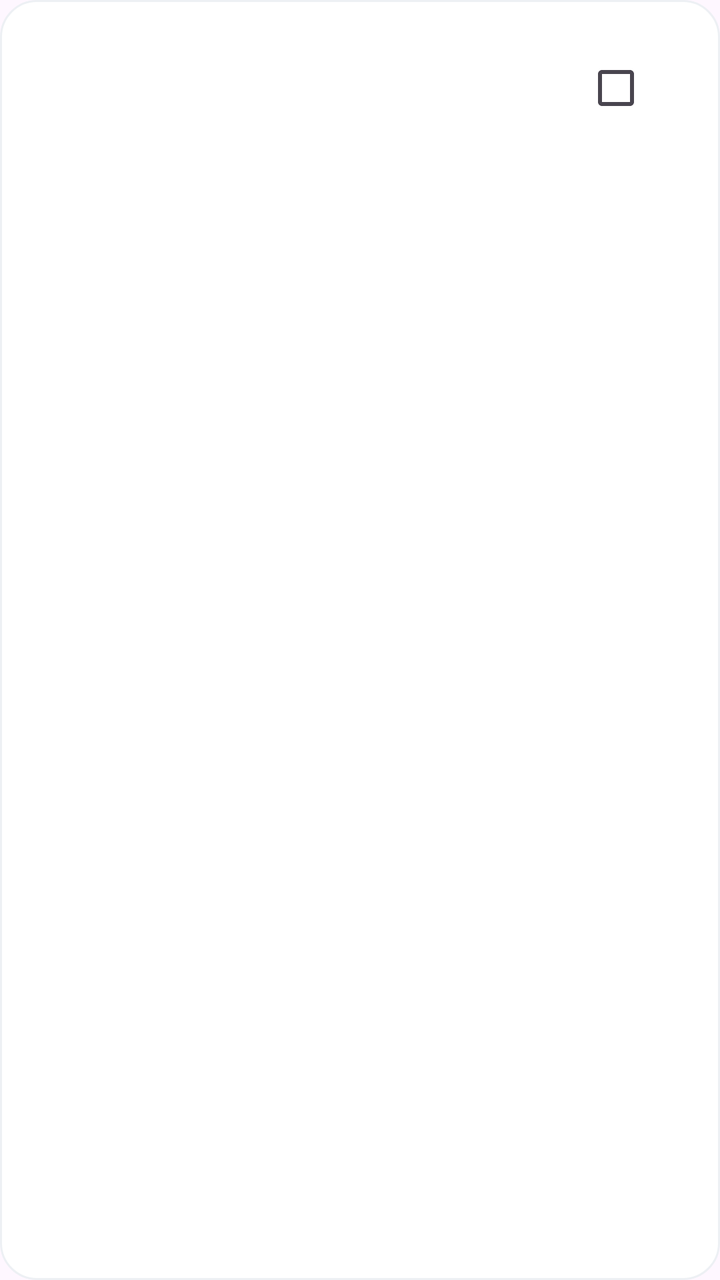
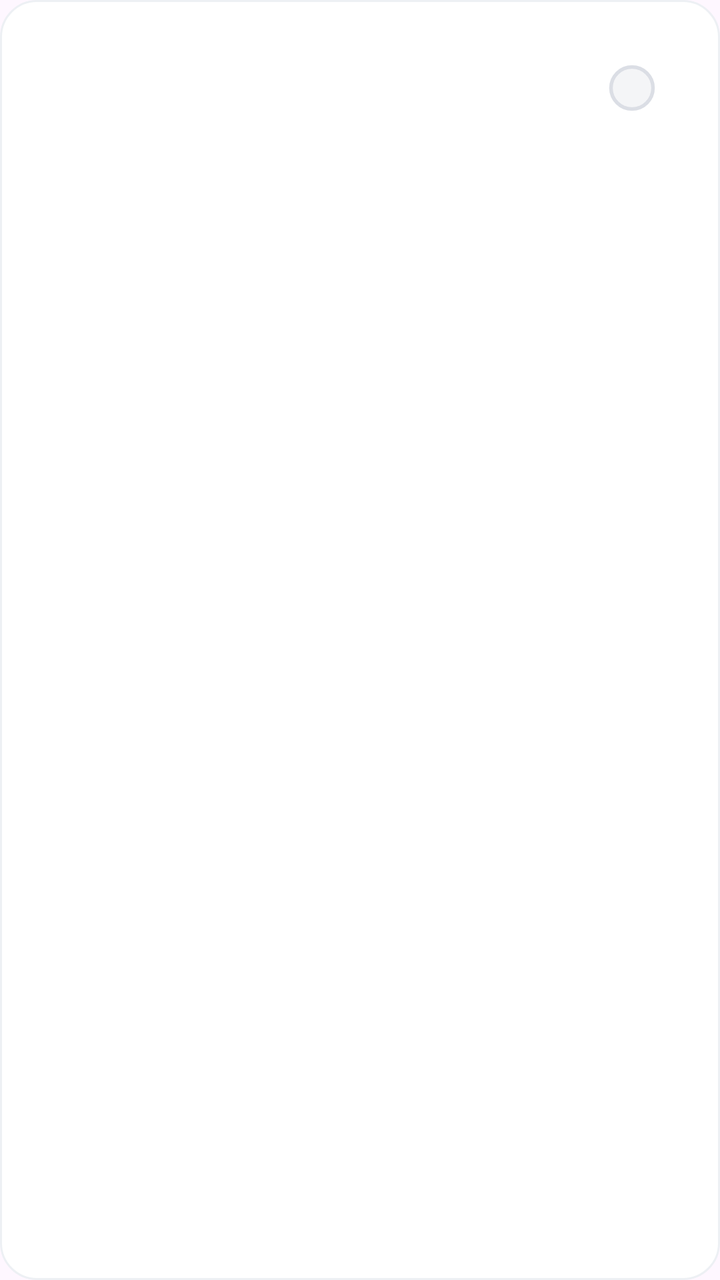

Before-and-after screenshots of an Android layout around one commit, followed by the original layout XML and the change that was made.
<!-- AndroidManifest.xml: application theme Theme.HelloWord -->
<!-- res/layout/item_cet4_word.xml -->
<?xml version="1.0" encoding="utf-8"?>
<LinearLayout xmlns:android="http://schemas.android.com/apk/res/android"
    android:layout_width="match_parent"
    android:layout_height="wrap_content"
    android:layout_marginBottom="12dp"
    android:background="@drawable/vh_card"
    android:orientation="vertical"
    android:padding="20dp">
    <LinearLayout
        android:layout_width="match_parent"
        android:layout_height="wrap_content"
        android:gravity="center_vertical">
    <TextView
        android:id="@+id/wordEnglish"
        android:layout_width="0dp"
        android:layout_weight="1"
        android:layout_height="wrap_content"
        android:textColor="#1F2329"
        android:textSize="22sp"
        android:textStyle="bold" />
    <CheckBox
        android:id="@+id/wordSelected"
        android:layout_width="48dp"
        android:layout_height="48dp"
        android:focusable="false"
        android:buttonTint="#3478F6" />
    </LinearLayout>
    <TextView
        android:id="@+id/wordPos"
        android:layout_width="match_parent"
        android:layout_height="wrap_content"
        android:layout_marginTop="6dp"
        android:textColor="#3478F6"
        android:textSize="14sp" />
    <TextView
        android:id="@+id/wordMeaning"
        android:layout_width="match_parent"
        android:layout_height="wrap_content"
        android:layout_marginTop="8dp"
        android:textColor="#475467"
        android:textSize="16sp" />
</LinearLayout>
<!-- resources referenced by this layout -->
<resources>
  <!-- drawable vh_card (drawable) -->
  <?xml version="1.0" encoding="utf-8"?>
  <shape xmlns:android="http://schemas.android.com/apk/res/android">
      <solid android:color="#FFFFFF" />
      <corners android:radius="18dp" />
      <stroke android:width="1dp" android:color="#EDF0F4" />
  </shape>
  <style name="Theme.HelloWord" parent="Base.Theme.HelloWord" />
  <style name="Base.Theme.HelloWord" parent="Theme.Material3.DayNight.NoActionBar">
          
          
      </style>
</resources>

<!-- the commit's change to res/layout/item_cet4_word.xml (unified diff, before → after) -->
@@ -1,5 +1,6 @@
 <?xml version="1.0" encoding="utf-8"?>
 <LinearLayout xmlns:android="http://schemas.android.com/apk/res/android"
+    xmlns:app="http://schemas.android.com/apk/res-auto"
     android:layout_width="match_parent"
     android:layout_height="wrap_content"
     android:layout_marginBottom="12dp"
@@ -18,12 +19,17 @@
         android:textColor="#1F2329"
         android:textSize="22sp"
         android:textStyle="bold" />
-    <CheckBox
-        android:id="@+id/wordSelected"
-        android:layout_width="48dp"
-        android:layout_height="48dp"
-        android:focusable="false"
-        android:buttonTint="#3478F6" />
+
+        <androidx.appcompat.widget.AppCompatCheckBox
+            android:id="@+id/wordSelected"
+            android:layout_width="48dp"
+            android:layout_height="48dp"
+            android:button="@null"
+            android:buttonTint="@null"
+            android:padding="0dp"
+            app:buttonCompat="@drawable/cet4_word_checkbox"
+            app:buttonTint="@null"
+            android:focusable="false" />
     </LinearLayout>
     <TextView
         android:id="@+id/wordPos"
<!-- resource entries referenced after the edit -->
@@ -1,5 +1,25 @@
 <!-- resources referenced by this layout -->
 <resources>
+  <!-- drawable cet4_word_checkbox (drawable) -->
+  <?xml version="1.0" encoding="utf-8"?>
+  <selector xmlns:android="http://schemas.android.com/apk/res/android">
+      <item android:state_checked="true">
+          <inset
+              android:drawable="@drawable/vh_check"
+              android:insetLeft="12dp"
+              android:insetTop="12dp"
+              android:insetRight="12dp"
+              android:insetBottom="12dp" />
+      </item>
+      <item>
+          <inset
+              android:drawable="@drawable/vh_unchecked"
+              android:insetLeft="12dp"
+              android:insetTop="12dp"
+              android:insetRight="12dp"
+              android:insetBottom="12dp" />
+      </item>
+  </selector>
   <!-- drawable vh_card (drawable) -->
   <?xml version="1.0" encoding="utf-8"?>
   <shape xmlns:android="http://schemas.android.com/apk/res/android">
@@ -8,6 +28,17 @@
       <stroke android:width="1dp" android:color="#EDF0F4" />
   </shape>
   <style name="Theme.HelloWord" parent="Base.Theme.HelloWord" />
+  <!-- drawable vh_check (drawable) -->
+  <?xml version="1.0" encoding="utf-8"?>
+  <vector xmlns:android="http://schemas.android.com/apk/res/android" android:width="24dp" android:height="24dp" android:viewportWidth="24" android:viewportHeight="24">
+      <path android:fillColor="#3474FF" android:pathData="M12,1a11,11 0,1 1,0 22a11,11 0,1 1,0 -22" />
+      <path android:strokeColor="#FFFFFF" android:strokeWidth="2.2" android:strokeLineCap="round" android:strokeLineJoin="round" android:pathData="M7,12l3,3 6,-6" />
+  </vector>
+  <!-- drawable vh_unchecked (drawable) -->
+  <?xml version="1.0" encoding="utf-8"?>
+  <vector xmlns:android="http://schemas.android.com/apk/res/android" android:width="24dp" android:height="24dp" android:viewportWidth="24" android:viewportHeight="24">
+  <path android:fillColor="#F4F5F7" android:strokeColor="#DBDEE5" android:strokeWidth="1.8" android:pathData="M12,1.5a10.5,10.5 0,1 1,0 21a10.5,10.5 0,1 1,0 -21" />
+  </vector>
   <style name="Base.Theme.HelloWord" parent="Theme.Material3.DayNight.NoActionBar">
           
           
